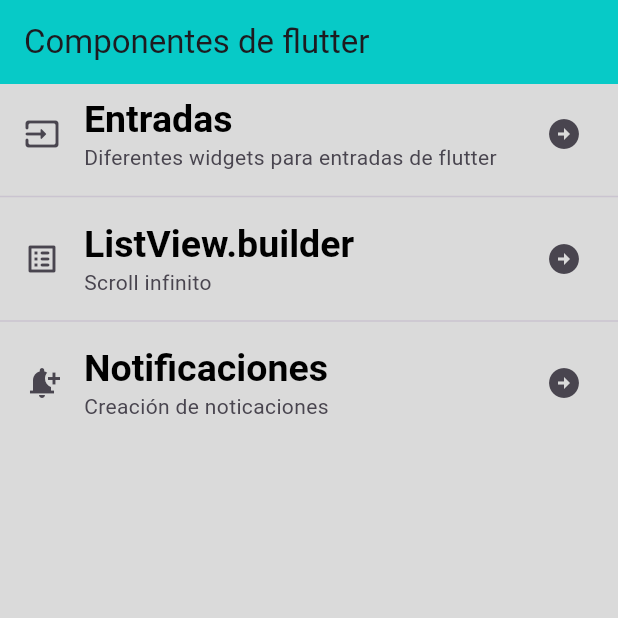
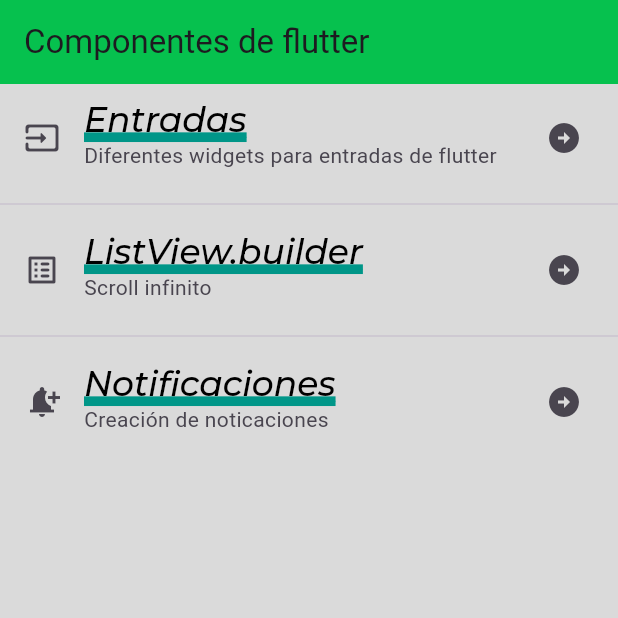
Before and after one commit to DiegoARomeroH/componentes_Flutter, a Flutter app: the screen it shows after launch, on a phone screen of 412 x 824 dp, the top half of it. Run offline on Flutter 3.47's test engine with Material 3 defaults, Android fonts, the phone set to English and light mode, and no system bars; our stand-ins replace google_fonts.

Commit message:
Adding Google fonts to the AppTheme

```diff
--- a/lib/theme/app_theme.dart
+++ b/lib/theme/app_theme.dart
@@ -1,20 +1,29 @@
 import 'package:flutter/material.dart';
+import 'package:google_fonts/google_fonts.dart';
 
 class AppTheme{
-  static const maincolor = Color.fromARGB(248, 1, 202, 199);
+  // Declaraciones de los colores
+  static const maincolor = Color.fromARGB(248, 0, 193, 74);
   static const backColor = Color.fromARGB(169, 199, 199, 199);
+  static const letterColor = Color.fromARGB(255, 0, 0, 0);
 
 
   // Declaraciones del tema
   static final ThemeData lightTheme = ThemeData.light().copyWith(
     scaffoldBackgroundColor: backColor,
         appBarTheme: const AppBarTheme(color: maincolor),
-        textTheme: const TextTheme(
-          headlineLarge: TextStyle(
-            color: Color.fromARGB(255, 0, 0, 0),
-            fontSize: 25.0,
-            fontWeight: FontWeight.bold,
+        textTheme: TextTheme(
+          headlineLarge: GoogleFonts.montserrat(
+            color: letterColor,
+            fontSize: 23.0,
+            fontWeight: FontWeight.w500,
+            decoration: TextDecoration.underline,
+            decorationColor: Colors.teal,
+            decorationStyle: TextDecorationStyle.double,
+            decorationThickness: 3.0,
+            fontStyle: FontStyle.italic,
           ),
+          // bodySmall: GoogleFonts.aBeeZee(),
         ),
   );
 }
--- a/pubspec.yaml
+++ b/pubspec.yaml
@@ -9,6 +9,7 @@
 dependencies:
   flutter:
     sdk: flutter
+  google_fonts: ^6.1.0
 
 dev_dependencies:
   flutter_test:
```
Also changed, not shown: pubspec.lock.
